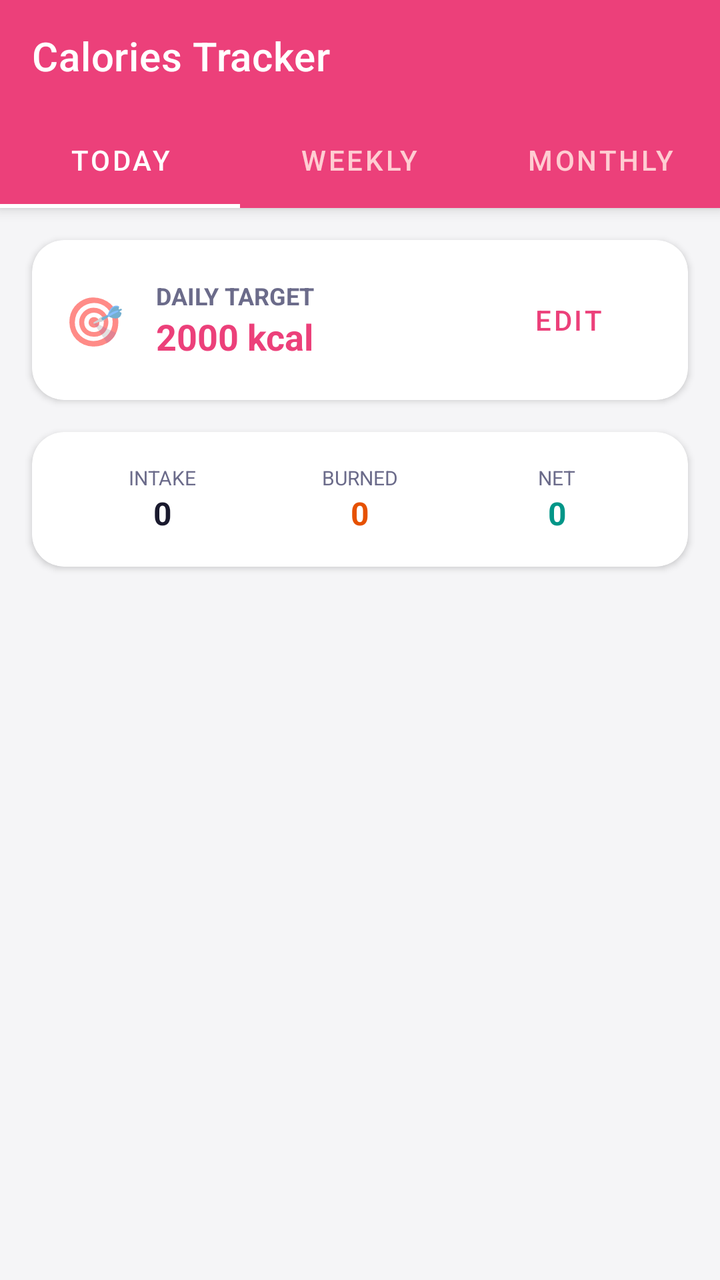
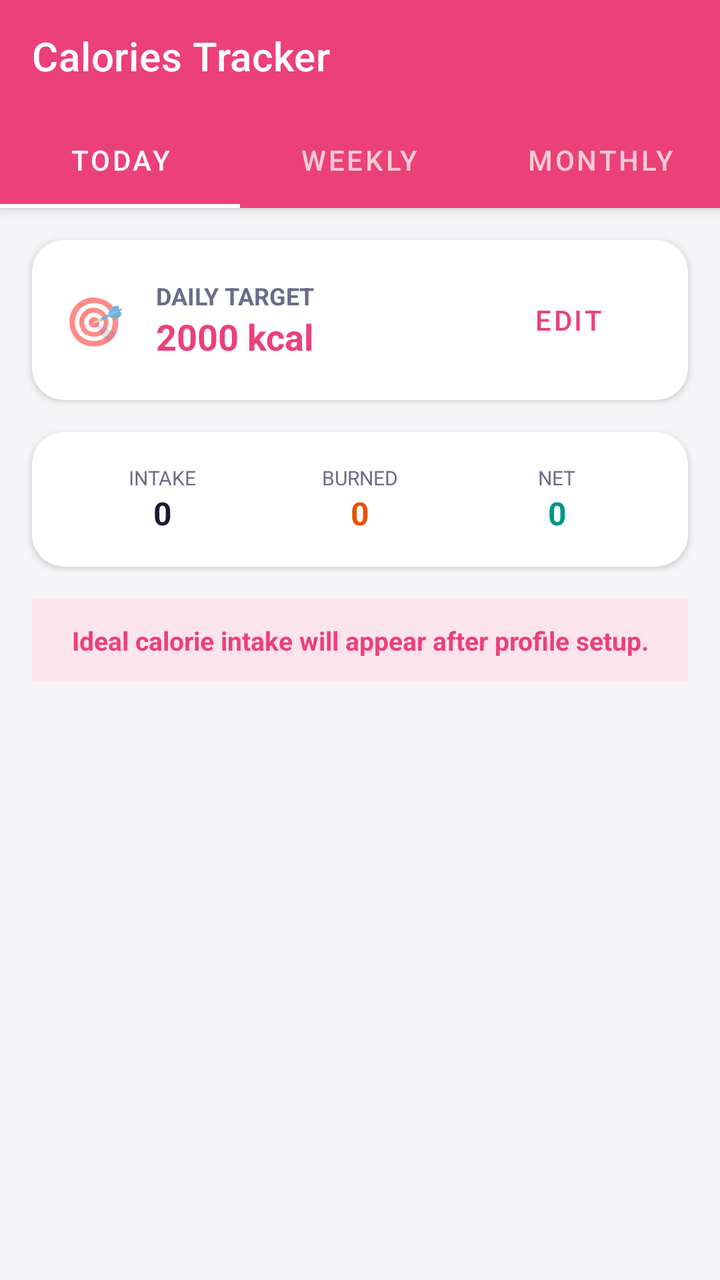

Two renders of the same Android screen: before a commit and after it. Below are the layout's source before the change and the commit's diff.
<!-- AndroidManifest.xml: application theme Theme.DailyRoutine -->
<!-- res/layout/activity_calories.xml -->
<?xml version="1.0" encoding="utf-8"?>
<androidx.coordinatorlayout.widget.CoordinatorLayout xmlns:android="http://schemas.android.com/apk/res/android"
    xmlns:app="http://schemas.android.com/apk/res-auto"
    android:layout_width="match_parent"
    android:layout_height="match_parent"
    android:background="@color/bgPage">

    <com.google.android.material.appbar.AppBarLayout
        android:id="@+id/appBar"
        android:layout_width="match_parent"
        android:layout_height="wrap_content"
        android:background="@color/healthCalories">

        <androidx.appcompat.widget.Toolbar
            android:id="@+id/toolbar"
            android:layout_width="match_parent"
            android:layout_height="?attr/actionBarSize"
            app:title="Calories Tracker"
            app:titleTextColor="@android:color/white"/>

        <com.google.android.material.tabs.TabLayout
            android:id="@+id/tabLayout"
            android:layout_width="match_parent"
            android:layout_height="wrap_content"
            android:background="@color/healthCalories"
            app:tabTextColor="#FFCDD2"
            app:tabSelectedTextColor="@android:color/white"
            app:tabIndicatorColor="@android:color/white"
            app:tabMode="fixed">
            <com.google.android.material.tabs.TabItem android:layout_width="wrap_content" android:layout_height="wrap_content" android:text="Today"/>
            <com.google.android.material.tabs.TabItem android:layout_width="wrap_content" android:layout_height="wrap_content" android:text="Weekly"/>
            <com.google.android.material.tabs.TabItem android:layout_width="wrap_content" android:layout_height="wrap_content" android:text="Monthly"/>
        </com.google.android.material.tabs.TabLayout>

    </com.google.android.material.appbar.AppBarLayout>

    <LinearLayout
        android:id="@+id/contentRoot"
        android:layout_width="match_parent"
        android:layout_height="match_parent"
        android:orientation="vertical"
        android:paddingBottom="24dp"
        app:layout_behavior="@string/appbar_scrolling_view_behavior">

        <com.google.android.material.card.MaterialCardView
            android:layout_width="match_parent"
            android:layout_height="wrap_content"
            android:layout_margin="16dp"
            app:cardCornerRadius="16dp"
            app:cardElevation="2dp">
            <LinearLayout
                android:layout_width="match_parent"
                android:layout_height="wrap_content"
                android:orientation="vertical">

                <LinearLayout
                    android:layout_width="match_parent"
                    android:layout_height="wrap_content"
                    android:orientation="horizontal"
                    android:padding="16dp"
                    android:gravity="center_vertical">
                    <TextView android:layout_width="wrap_content" android:layout_height="wrap_content" android:text="🎯" android:textSize="24sp"/>
                    <LinearLayout android:layout_width="0dp" android:layout_height="wrap_content" android:layout_weight="1" android:layout_marginStart="16dp" android:orientation="vertical">
                        <TextView android:layout_width="wrap_content" android:layout_height="wrap_content" android:text="Daily Target" android:textSize="12sp" android:textStyle="bold" android:textColor="@color/textSecondary" android:textAllCaps="true"/>
                        <TextView android:id="@+id/tvCalorieGoal" android:layout_width="wrap_content" android:layout_height="wrap_content" android:text="2000 kcal" android:textSize="18sp" android:textStyle="bold" android:textColor="@color/healthCalories"/>
                    </LinearLayout>
                    <Button android:id="@+id/btnEditGoal" style="@style/Widget.MaterialComponents.Button.TextButton" android:layout_width="wrap_content" android:layout_height="wrap_content" android:text="Edit" android:textColor="@color/healthCalories"/>
                </LinearLayout>

                <TextView
                    android:id="@+id/tvAnalyzing"
                    android:layout_width="match_parent"
                    android:layout_height="wrap_content"
                    android:text="🔍 AI Engine analyzing meals..."
                    android:textSize="11sp"
                    android:textStyle="italic"
                    android:textColor="@color/primary"
                    android:paddingHorizontal="16dp"
                    android:paddingBottom="12dp"
                    android:visibility="gone"/>
            </LinearLayout>
        </com.google.android.material.card.MaterialCardView>

        <com.google.android.material.card.MaterialCardView
            android:id="@+id/cardEnergyBalance"
            android:layout_width="match_parent"
            android:layout_height="wrap_content"
            android:layout_marginHorizontal="16dp"
            android:layout_marginBottom="16dp"
            app:cardCornerRadius="16dp"
            app:cardElevation="2dp">
            <LinearLayout
                android:layout_width="match_parent"
                android:layout_height="wrap_content"
                android:orientation="horizontal"
                android:padding="16dp"
                android:weightSum="3">
                <LinearLayout android:layout_width="0dp" android:layout_height="wrap_content" android:layout_weight="1" android:orientation="vertical" android:gravity="center">
                    <TextView android:layout_width="wrap_content" android:layout_height="wrap_content" android:text="Intake" android:textSize="10sp" android:textAllCaps="true" android:textColor="@color/textSecondary"/>
                    <TextView android:id="@+id/tvIntakeSum" android:layout_width="wrap_content" android:layout_height="wrap_content" android:text="0" android:textSize="16sp" android:textStyle="bold" android:textColor="@color/textPrimary"/>
                </LinearLayout>
                <LinearLayout android:layout_width="0dp" android:layout_height="wrap_content" android:layout_weight="1" android:orientation="vertical" android:gravity="center">
                    <TextView android:layout_width="wrap_content" android:layout_height="wrap_content" android:text="Burned" android:textSize="10sp" android:textAllCaps="true" android:textColor="@color/textSecondary"/>
                    <TextView android:id="@+id/tvBurnedSum" android:layout_width="wrap_content" android:layout_height="wrap_content" android:text="0" android:textSize="16sp" android:textStyle="bold" android:textColor="#E65100"/>
                </LinearLayout>
                <LinearLayout android:layout_width="0dp" android:layout_height="wrap_content" android:layout_weight="1" android:orientation="vertical" android:gravity="center">
                    <TextView android:layout_width="wrap_content" android:layout_height="wrap_content" android:text="Net" android:textSize="10sp" android:textAllCaps="true" android:textColor="@color/textSecondary"/>
                    <TextView android:id="@+id/tvNetBalance" android:layout_width="wrap_content" android:layout_height="wrap_content" android:text="0" android:textSize="16sp" android:textStyle="bold" android:textColor="@color/healthSync"/>
                </LinearLayout>
            </LinearLayout>
        </com.google.android.material.card.MaterialCardView>

        <FrameLayout
            android:id="@+id/container"
            android:layout_width="match_parent"
            android:layout_height="match_parent">

            
            <LinearLayout
                android:id="@+id/viewToday"
                android:layout_width="match_parent"
                android:layout_height="match_parent"
                android:orientation="vertical"
                android:visibility="visible">

                <LinearLayout
                    android:id="@+id/llTodayEmpty"
                    android:layout_width="match_parent"
                    android:layout_height="match_parent"
                    android:gravity="center"
                    android:orientation="vertical"
                    android:padding="32dp"
                    android:visibility="gone">
                    <TextView android:layout_width="wrap_content" android:layout_height="wrap_content" android:text="🍽️" android:textSize="64sp"/>
                    <TextView android:layout_width="wrap_content" android:layout_height="wrap_content" android:text="No Meals Found" android:textSize="18sp" android:textStyle="bold" android:textColor="@color/textPrimary" android:layout_marginTop="16dp"/>
                    <TextView android:layout_width="wrap_content" android:layout_height="wrap_content" android:text="Add meals to your Nutrition plan to see calorie breakdowns." android:textSize="14sp" android:textColor="@color/textSecondary" android:gravity="center" android:layout_marginTop="8dp"/>
                </LinearLayout>

                <androidx.recyclerview.widget.RecyclerView
                    android:id="@+id/rvTodayCalories"
                    android:layout_width="match_parent"
                    android:layout_height="0dp"
                    android:layout_weight="1"
                    android:paddingHorizontal="16dp"
                    android:clipToPadding="false"/>
                <TextView
                    android:id="@+id/tvDailyWarning"
                    android:layout_width="match_parent"
                    android:layout_height="wrap_content"
                    android:padding="16dp"
                    android:text="⚠️ You have exceeded your daily calorie limit!"
                    android:textColor="#E65100"
                    android:textStyle="bold"
                    android:gravity="center"
                    android:background="#FFF3E0"
                    android:visibility="gone"/>
            </LinearLayout>

            
            <LinearLayout
                android:id="@+id/viewWeekly"
                android:layout_width="match_parent"
                android:layout_height="match_parent"
                android:orientation="vertical"
                android:visibility="gone">

                
                <HorizontalScrollView
                    android:layout_width="match_parent"
                    android:layout_height="300dp"
                    android:scrollbars="none">
                    <LinearLayout
                        android:id="@+id/llWeeklyGraph"
                        android:layout_width="wrap_content"
                        android:layout_height="match_parent"
                        android:orientation="horizontal"
                        android:padding="16dp"
                        android:gravity="bottom"/>
                </HorizontalScrollView>

                <TextView
                    android:id="@+id/tvWeeklyWarning"
                    android:layout_width="match_parent"
                    android:layout_height="wrap_content"
                    android:padding="16dp"
                    android:text="⚠️ You have exceeded your calorie limit for this week!"
                    android:textColor="#E65100"
                    android:textStyle="bold"
                    android:gravity="center"
                    android:background="#FFF3E0"
                    android:visibility="gone"
                    android:layout_marginTop="16dp"/>
            </LinearLayout>

            
            <LinearLayout
                android:id="@+id/viewMonthly"
                android:layout_width="match_parent"
                android:layout_height="match_parent"
                android:orientation="vertical"
                android:visibility="gone">

                <androidx.recyclerview.widget.RecyclerView
                    android:id="@+id/rvMonthlyCalories"
                    android:layout_width="match_parent"
                    android:layout_height="match_parent"
                    android:paddingBottom="24dp"
                    android:clipToPadding="false"
                    app:layoutManager="androidx.recyclerview.widget.LinearLayoutManager"
                    android:orientation="horizontal"/>

                <TextView
                    android:id="@+id/tvMonthlyWarning"
                    android:layout_width="match_parent"
                    android:layout_height="wrap_content"
                    android:padding="16dp"
                    android:text="⚠️ Limit exceeded in weeks: ..."
                    android:textColor="#E65100"
                    android:textStyle="bold"
                    android:gravity="center"
                    android:background="#FFF3E0"
                    android:visibility="gone"
                    android:layout_marginTop="16dp"/>
            </LinearLayout>

        </FrameLayout>

    </LinearLayout>

</androidx.coordinatorlayout.widget.CoordinatorLayout>
<!-- resources referenced by this layout -->
<resources>
  <color name="bgPage">#F5F5F7</color>
  <color name="healthCalories">#EC407A</color>
  <color name="healthSync">#009688</color>
  <color name="primary">#5B5FEF</color>
  <color name="textPrimary">#1A1A2E</color>
  <color name="textSecondary">#6B6B8A</color>
  <style name="Theme.DailyRoutine" parent="Theme.MaterialComponents.DayNight.NoActionBar">
          <item name="colorPrimary">@color/primary</item>
          <item name="colorPrimaryVariant">@color/primaryDark</item>
          <item name="colorOnPrimary">@android:color/white</item>
          <item name="colorSecondary">@color/accent</item>
          <item name="colorOnSecondary">@android:color/white</item>
          <item name="android:windowBackground">@color/bgPage</item>
          <item name="android:statusBarColor">@color/statusBar</item>
          <item name="android:navigationBarColor">@color/primaryDark</item>
          
          <item name="dialogCornerRadius">16dp</item>
      </style>
  <color name="primaryDark">#3F41C2</color>
  <color name="accent">#7E57C2</color>
  <color name="statusBar">#5B5FEF</color>
</resources>

<!-- the commit's change to res/layout/activity_calories.xml (unified diff, before → after) -->
@@ -123,6 +123,20 @@
                 android:orientation="vertical"
                 android:visibility="visible">
 
+                <TextView
+                    android:id="@+id/tvIdealCaloriesMessage"
+                    android:layout_width="match_parent"
+                    android:layout_height="wrap_content"
+                    android:layout_marginHorizontal="16dp"
+                    android:layout_marginBottom="12dp"
+                    android:background="#FCE4EC"
+                    android:gravity="center"
+                    android:padding="12dp"
+                    android:text="Ideal calorie intake will appear after profile setup."
+                    android:textColor="@color/healthCalories"
+                    android:textSize="13sp"
+                    android:textStyle="bold" />
+
                 <LinearLayout
                     android:id="@+id/llTodayEmpty"
                     android:layout_width="match_parent"
